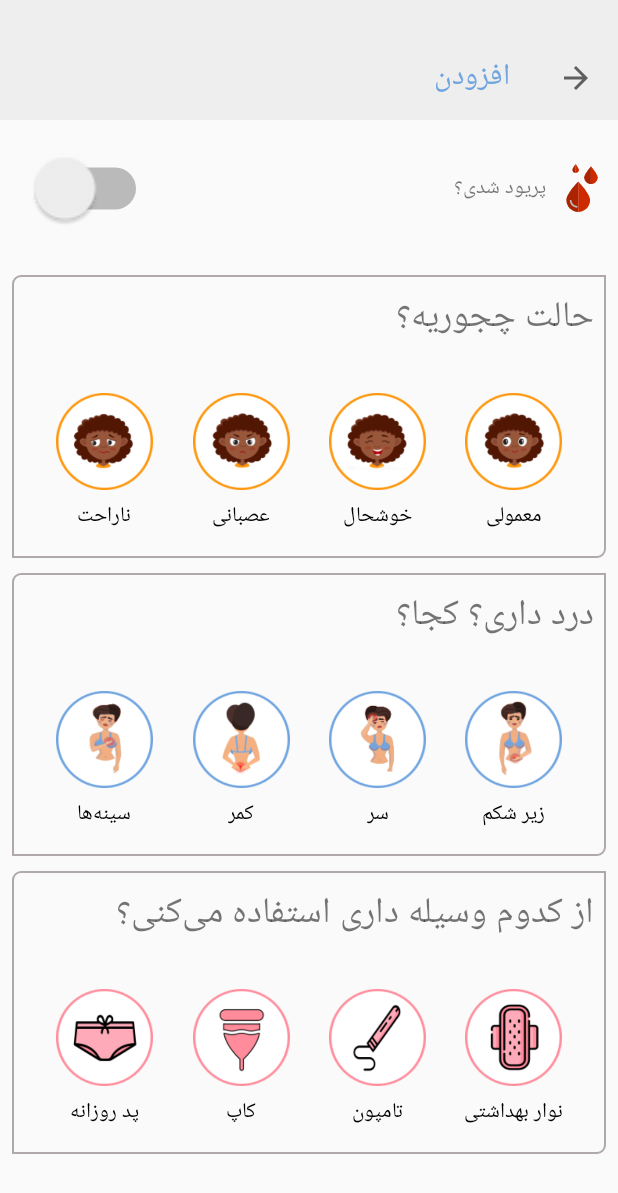
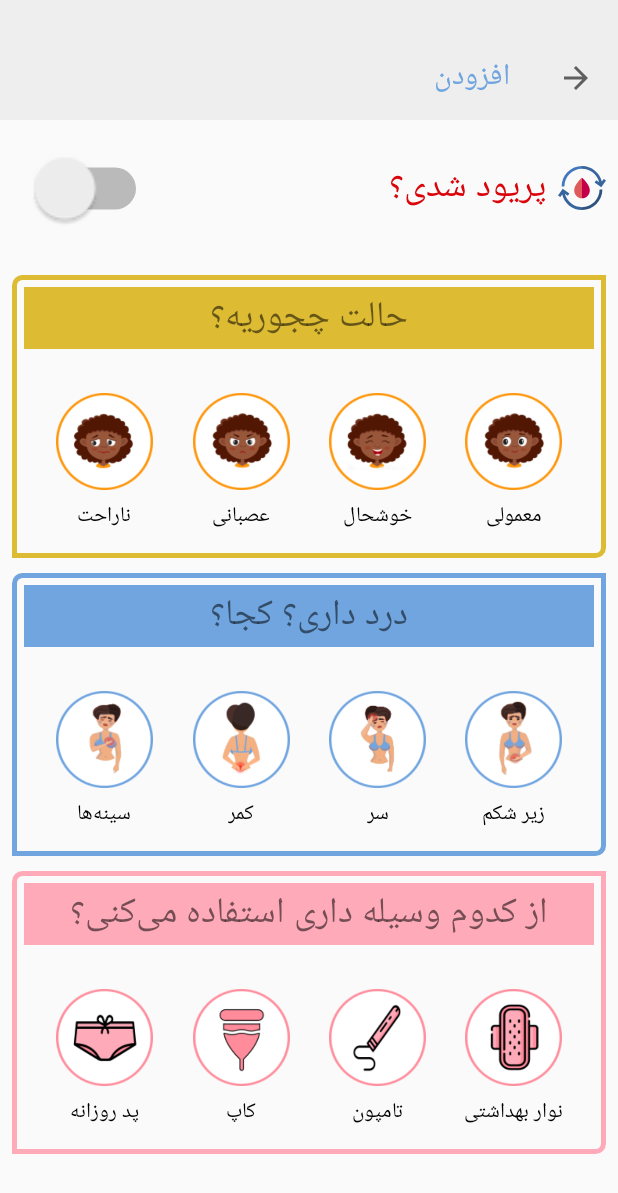
Before and after one commit to atiyehghm/period_tracker_persian, an Android app: the screen it shows after launch (SaveInfoDialog), after a tap on an icon or button, on a phone screen of 412 x 824 dp. Shown: the top 1193 px of the screen. Run offline under Robolectric (Android 15) with nearby library versions, the phone set to English and light mode, and no system bars; our stand-ins replace Room's generated code, navigation-ui; libraries missing offline, so code that uses them is left out: net.danlew.android; 1 statement that could not run was skipped.

Commit message:
improve add page

```diff
--- /dev/null
+++ b/app/src/main/res/drawable/border_blue.xml
@@ -0,0 +1,17 @@
+<shape xmlns:android="http://schemas.android.com/apk/res/android"
+    android:shape="rectangle" >
+    <!-- This is the stroke you want to define -->
+    <stroke android:width="3dp"
+        android:color="@color/colorPrimary"/>
+
+    <!-- Optional, round your corners -->
+    <corners android:bottomLeftRadius="0dp"
+        android:topLeftRadius="5dp"
+        android:bottomRightRadius="5dp"
+        android:topRightRadius="0dp" />
+
+    <!-- Optional, fill the rest of your background with a color or gradient, use transparent if you only want the border to be displayed-->
+    <gradient android:startColor="@android:color/transparent"
+        android:endColor="@android:color/transparent"
+        android:angle="90"/>
+</shape>
--- /dev/null
+++ b/app/src/main/res/drawable/border_pink.xml
@@ -0,0 +1,17 @@
+<shape xmlns:android="http://schemas.android.com/apk/res/android"
+    android:shape="rectangle" >
+    <!-- This is the stroke you want to define -->
+    <stroke android:width="3dp"
+        android:color="@color/colorPink"/>
+
+    <!-- Optional, round your corners -->
+    <corners android:bottomLeftRadius="0dp"
+        android:topLeftRadius="5dp"
+        android:bottomRightRadius="5dp"
+        android:topRightRadius="0dp" />
+
+    <!-- Optional, fill the rest of your background with a color or gradient, use transparent if you only want the border to be displayed-->
+    <gradient android:startColor="@android:color/transparent"
+        android:endColor="@android:color/transparent"
+        android:angle="90"/>
+</shape>
--- /dev/null
+++ b/app/src/main/res/drawable/border_yellow.xml
@@ -0,0 +1,17 @@
+<shape xmlns:android="http://schemas.android.com/apk/res/android"
+    android:shape="rectangle" >
+    <!-- This is the stroke you want to define -->
+    <stroke android:width="3dp"
+        android:color="@color/colorGrey2"/>
+
+    <!-- Optional, round your corners -->
+    <corners android:bottomLeftRadius="0dp"
+        android:topLeftRadius="5dp"
+        android:bottomRightRadius="5dp"
+        android:topRightRadius="0dp" />
+
+    <!-- Optional, fill the rest of your background with a color or gradient, use transparent if you only want the border to be displayed-->
+    <gradient android:startColor="@android:color/transparent"
+        android:endColor="@android:color/transparent"
+        android:angle="90"/>
+</shape>
--- a/app/src/main/res/drawable/gradient.xml
+++ b/app/src/main/res/drawable/gradient.xml
@@ -2,7 +2,8 @@
     <gradient
         android:type="linear"
         android:centerX="45%"
-        android:endColor="#80ffaab9"
-        android:startColor="#80FFFFFF"
-        android:angle="270"/>
+        android:startColor="@color/colorPink1"
+        android:centerColor="@color/colorPrimary1"
+        android:endColor="@color/colorYellow1"
+        android:angle="90"/>
 </shape>
--- a/app/src/main/res/drawable/ic_blood.xml
+++ b/app/src/main/res/drawable/ic_blood.xml
@@ -1,5 +1,6 @@
 <vector android:height="32dp" android:viewportHeight="512"
     android:viewportWidth="512" android:width="32dp" xmlns:android="http://schemas.android.com/apk/res/android">
+
     <path android:fillColor="#CD2A00" android:fillType="nonZero"
         android:pathData="M215.707,512C285.684,512 342.41,455.273 342.41,385.293C342.41,315.316 215.707,186.184 215.707,186.184ZM215.707,512" android:strokeColor="#00000000"/>
     <path android:fillColor="#AB2300" android:fillType="nonZero"
--- /dev/null
+++ b/app/src/main/res/drawable/ic_cycle1.xml
@@ -0,0 +1,9 @@
+<vector android:height="32dp" android:viewportHeight="510.982"
+    android:viewportWidth="510.982" android:width="32dp" xmlns:android="http://schemas.android.com/apk/res/android">
+    <path android:fillColor="#df5b5b" android:pathData="m172.434,280.971c0,45.871 37.186,83.057 83.057,83.057l16.993,-79.744 -16.993,-137.331c0,0.001 -83.057,68.061 -83.057,134.018z"/>
+    <path android:fillColor="#c30048" android:pathData="m255.491,146.954v217.075c45.871,0 83.058,-37.186 83.058,-83.057 0,-65.958 -83.058,-134.018 -83.058,-134.018z"/>
+    <path android:fillColor="#4478bd" android:pathData="m102.074,85.179c-40.979,40.979 -63.547,95.464 -63.547,153.417h30c0,-103.092 83.872,-186.964 186.964,-186.964l6.191,-14.727 -6.191,-15.273c-57.953,0 -112.438,22.568 -153.417,63.547z"/>
+    <path android:fillColor="#39659f" android:pathData="m73.864,316.891 l30.372,21.428 17.294,-24.514 -71.258,-50.271 -50.272,71.256 24.514,17.295 20.104,-28.496c23.106,95.507 109.309,165.762 210.874,165.762l6.191,-15.133 -6.191,-14.867c-87.395,0 -161.588,-60.356 -181.628,-142.46z"/>
+    <path android:fillColor="#39659f" android:pathData="m437.118,194.092 l-30.372,-21.428 -17.294,24.514 71.258,50.271 50.273,-71.257 -24.514,-17.295 -20.104,28.496c-23.106,-95.506 -109.308,-165.761 -210.874,-165.761v30c87.394,0 161.587,60.355 181.627,142.46z"/>
+    <path android:fillColor="#2f5381" android:pathData="m255.491,459.351v30c57.954,0 112.438,-22.568 153.417,-63.547s63.547,-95.464 63.547,-153.417h-30c0.001,103.092 -83.872,186.964 -186.964,186.964z"/>
+</vector>
--- a/app/src/main/res/layout/save_info_dialog_layout.xml
+++ b/app/src/main/res/layout/save_info_dialog_layout.xml
@@ -41,7 +41,7 @@
                         android:id="@+id/blood_icon"
                         android:layout_width="wrap_content"
                         android:layout_height="wrap_content"
-                        android:src="@drawable/ic_blood"
+                        android:src="@drawable/ic_cycle1"
                         android:layout_marginLeft="8dp"
                         />
                     <TextView
@@ -49,6 +49,8 @@
                         android:layout_width="wrap_content"
                         android:layout_height="wrap_content"
                         android:text="@string/isPeriod"
+                        android:textColor="@color/colorRed"
+                        android:textSize="24sp"
                         />
                 </LinearLayout>
                 <Switch
@@ -69,13 +71,15 @@
                 android:layoutDirection="rtl"
                 android:layout_below="@id/switch_bar_container"
                 android:padding="8dp"
-                android:background="@drawable/border"
+                android:background="@drawable/border_yellow"
                 tools:ignore="MissingConstraints">
                 <TextView
                     android:id="@+id/choose_mood_title"
-                    android:layout_width="wrap_content"
+                    android:layout_width="match_parent"
                     android:layout_height="wrap_content"
                     android:text="@string/chooseMood"
+                    android:background="@color/colorGrey2"
+                    android:gravity="center"
                     android:textSize="24sp"
                     />
                 <include
@@ -91,15 +95,17 @@
                 android:layout_height="wrap_content"
                 android:layout_marginTop="10dp"
                 android:layoutDirection="rtl"
-                android:background="@drawable/border"
+                android:background="@drawable/border_blue"
                 android:padding="8dp"
                 android:layout_below="@+id/part1"
                 tools:ignore="MissingConstraints">
                 <TextView
                     android:id="@+id/choose_pain_title"
-                    android:layout_width="wrap_content"
+                    android:layout_width="match_parent"
                     android:layout_height="wrap_content"
                     android:text="@string/choosePainPart"
+                    android:gravity="center"
+                    android:background="@color/colorPrimary"
                     android:textSize="24sp"
                     />
                 <include
@@ -115,15 +121,17 @@
                 android:layout_height="wrap_content"
                 android:layout_marginTop="10dp"
                 android:layoutDirection="rtl"
-                android:background="@drawable/border"
+                android:background="@drawable/border_pink"
                 android:padding="8dp"
                 android:layout_below="@+id/part2"
                 tools:ignore="MissingConstraints">
                 <TextView
                     android:id="@+id/choose_tool_title"
-                    android:layout_width="wrap_content"
+                    android:layout_width="match_parent"
                     android:layout_height="wrap_content"
                     android:text="@string/chooseTool"
+                    android:gravity="center"
+                    android:background="@color/colorPink"
                     android:textSize="24sp"
                     />
                 <include
--- a/app/src/main/res/values/colors.xml
+++ b/app/src/main/res/values/colors.xml
@@ -3,10 +3,15 @@
     <color name="colorPrimary">#FF70a5e0</color>
     <color name="colorYellow">#FFE8FC77</color>
     <color name="colorPink">#ffaab9</color>
+    <color name="colorPrimary1">#8070A5E0</color>
+    <color name="colorYellow1">#80E8FC77</color>
+    <color name="colorPink1">#80FFAAB9</color>
     <color name="colorStroke">#AFA9AB</color>
     <color name="colorToolbar">#3CCAC9C9</color>
     <color name="colorWhite">#E8FFFFFF</color>
     <color name="colorRed">#DA040B</color>
+    <color name="colorRed1">#9CBD4C50</color>
     <color name="colorGrey">#454343</color>
     <color name="colorGrey1">#2B2929</color>
+    <color name="colorGrey2">#DDBB33</color>
 </resources>
```
